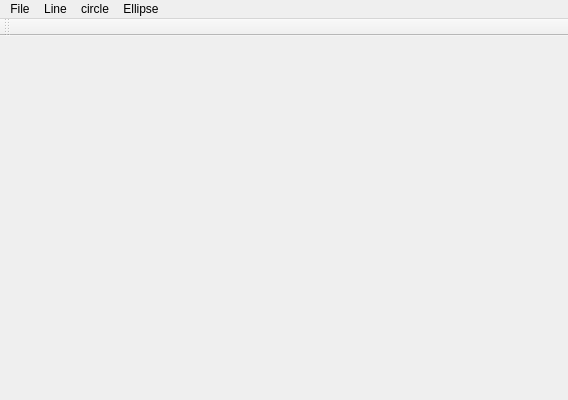
Above: GraphicsProject/mainwindow.ui from a7medfahmy94/SimpleGraphicsPackage before the change. Below: the same form after it.
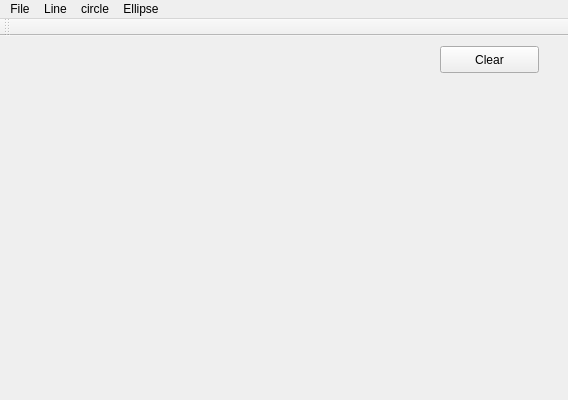
That is the form after the change.

Commit message: clear button

Diff of the .ui file:
```diff
--- a/GraphicsProject/mainwindow.ui
+++ b/GraphicsProject/mainwindow.ui
@@ -16,7 +16,21 @@
   <property name="styleSheet">
    <string notr="true"/>
   </property>
-  <widget class="QWidget" name="centralWidget"/>
+  <widget class="QWidget" name="centralWidget">
+   <widget class="QPushButton" name="ClearButton">
+    <property name="geometry">
+     <rect>
+      <x>440</x>
+      <y>10</y>
+      <width>99</width>
+      <height>27</height>
+     </rect>
+    </property>
+    <property name="text">
+     <string>Clear</string>
+    </property>
+   </widget>
+  </widget>
   <widget class="QMenuBar" name="menuBar">
    <property name="geometry">
     <rect>
```
The commit also changes 3 other files.
